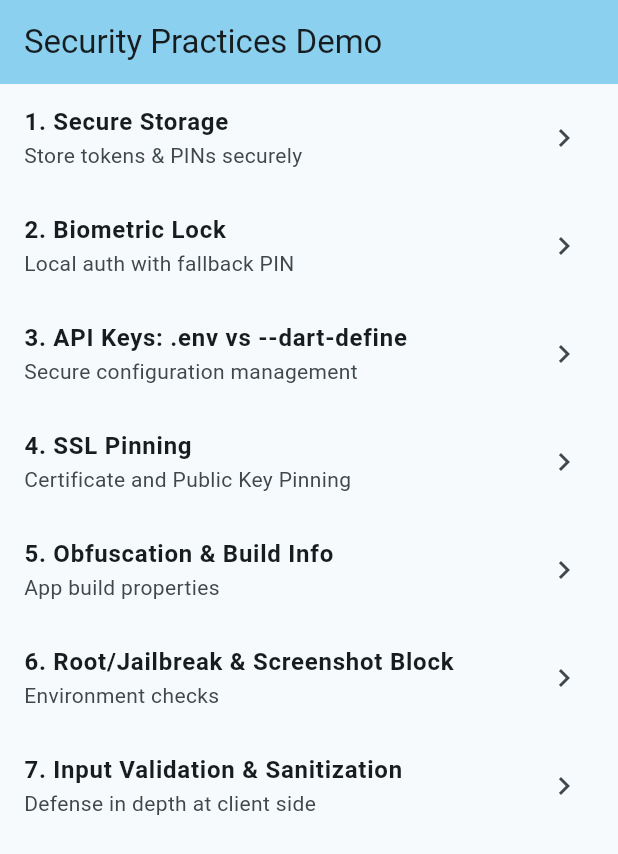
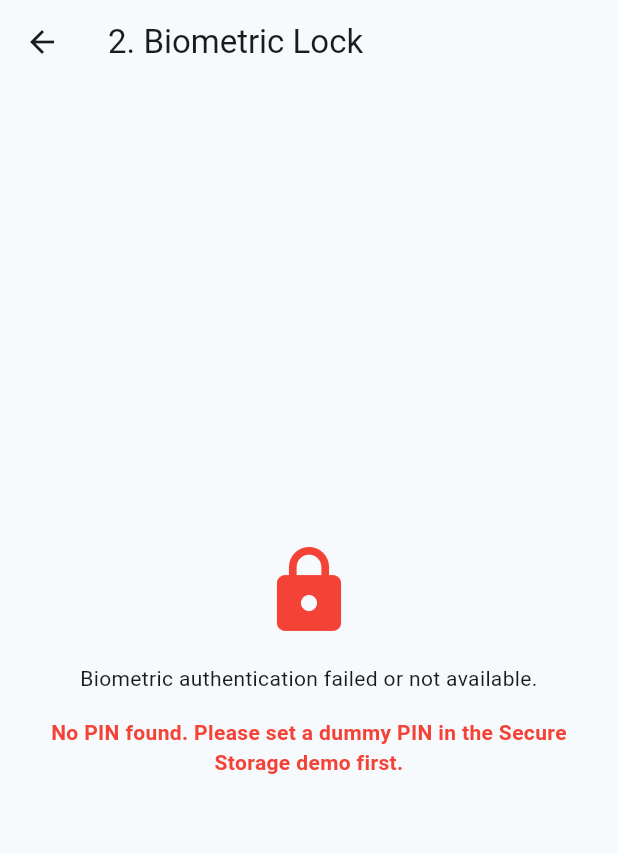
Before and after one commit to WagyuuA5/Flutter_Security_Practices, a Flutter app: the screen it shows after launch, after a tap on "2. Biometric Lock", on a phone screen of 412 x 824 dp. Shown: the top 854 px of the screen. Run offline on Flutter 3.47's test engine with Material 3 defaults, Android fonts, the phone set to English and light mode, and no system bars; our stand-ins replace flutter_secure_storage, local_auth.

Commit message:
feat: add biometric lock with fallback and auto-lock

```diff
--- /dev/null
+++ b/lib/features/biometric/presentation/biometric_lock_screen.dart
@@ -0,0 +1,180 @@
+import 'dart:async';
+import 'package:flutter/material.dart';
+import 'package:flutter/services.dart';
+import 'package:local_auth/local_auth.dart';
+import 'package:flutter_secure_storage/flutter_secure_storage.dart';
+
+class BiometricLockScreen extends StatefulWidget {
+  const BiometricLockScreen({super.key});
+
+  @override
+  State<BiometricLockScreen> createState() => _BiometricLockScreenState();
+}
+
+class _BiometricLockScreenState extends State<BiometricLockScreen> {
+  final LocalAuthentication _auth = LocalAuthentication();
+  final FlutterSecureStorage _storage = const FlutterSecureStorage();
+
+  bool _isAuthenticated = false;
+  String _pinFallback = '';
+  final TextEditingController _pinController = TextEditingController();
+
+  Timer? _idleTimer;
+  static const int _idleTimeoutSeconds = 15;
+
+  @override
+  void initState() {
+    super.initState();
+    _checkBiometric();
+  }
+
+  void _resetIdleTimer() {
+    _idleTimer?.cancel();
+    if (_isAuthenticated) {
+      _idleTimer = Timer(const Duration(seconds: _idleTimeoutSeconds), () {
+        setState(() {
+          _isAuthenticated = false;
+        });
+        ScaffoldMessenger.of(context).showSnackBar(
+          const SnackBar(content: Text('Session expired due to inactivity.')),
+        );
+      });
+    }
+  }
+
+  Future<void> _checkBiometric() async {
+    bool canCheckBiometrics = false;
+    try {
+      canCheckBiometrics = await _auth.canCheckBiometrics;
+    } on PlatformException catch (e) {
+      debugPrint(e.toString());
+    }
+
+    if (!mounted) return;
+
+    if (canCheckBiometrics) {
+      bool didAuthenticate = false;
+      try {
+        didAuthenticate = await _auth.authenticate(
+          localizedReason: 'Please authenticate to view sensitive data',
+          biometricOnly: true,
+        );
+      } on PlatformException catch (e) {
+        debugPrint(e.toString());
+      }
+
+      if (didAuthenticate) {
+        setState(() {
+          _isAuthenticated = true;
+        });
+        _resetIdleTimer();
+        return;
+      }
+    }
+
+    // Fallback to PIN
+    final savedPin = await _storage.read(key: 'dummy_pin');
+    setState(() {
+      _pinFallback = savedPin ?? '';
+    });
+  }
+
+  void _verifyPin() {
+    if (_pinController.text == _pinFallback && _pinFallback.isNotEmpty) {
+      setState(() {
+        _isAuthenticated = true;
+      });
+      _resetIdleTimer();
+    } else {
+      ScaffoldMessenger.of(context).showSnackBar(
+        const SnackBar(content: Text('Invalid PIN. Please try again.')),
+      );
+    }
+    _pinController.clear();
+  }
+
+  @override
+  void dispose() {
+    _idleTimer?.cancel();
+    _pinController.dispose();
+    super.dispose();
+  }
+
+  @override
+  Widget build(BuildContext context) {
+    return Listener(
+      onPointerDown: (_) => _resetIdleTimer(),
+      child: Scaffold(
+        appBar: AppBar(title: const Text('2. Biometric Lock')),
+        body: _isAuthenticated ? _buildSensitiveContent() : _buildFallbackLogin(),
+      ),
+    );
+  }
+
+  Widget _buildSensitiveContent() {
+    return const Center(
+      child: Column(
+        mainAxisAlignment: MainAxisAlignment.center,
+        children: [
+          Icon(Icons.lock_open, size: 64, color: Colors.green),
+          SizedBox(height: 16),
+          Text(
+            'Saldo Dummy',
+            style: TextStyle(fontSize: 24, fontWeight: FontWeight.bold),
+          ),
+          SizedBox(height: 8),
+          Text(
+            'Rp 1.000.000.000',
+            style: TextStyle(fontSize: 32, color: Colors.green),
+          ),
+          SizedBox(height: 32),
+          Text(
+            'Halaman ini akan terkunci otomatis\ndalam $_idleTimeoutSeconds detik jika tidak ada aktivitas.',
+            textAlign: TextAlign.center,
+            style: TextStyle(color: Colors.grey),
+          ),
+        ],
+      ),
+    );
+  }
+
+  Widget _buildFallbackLogin() {
+    return Padding(
+      padding: const EdgeInsets.all(16.0),
+      child: Column(
+        mainAxisAlignment: MainAxisAlignment.center,
+        children: [
+          const Icon(Icons.lock, size: 64, color: Colors.red),
+          const SizedBox(height: 16),
+          const Text(
+            'Biometric authentication failed or not available.',
+            textAlign: TextAlign.center,
+          ),
+          const SizedBox(height: 16),
+          if (_pinFallback.isNotEmpty) ...[
+            TextField(
+              controller: _pinController,
+              decoration: const InputDecoration(
+                labelText: 'Enter PIN from Secure Storage',
+                border: OutlineInputBorder(),
+              ),
+              keyboardType: TextInputType.number,
+              obscureText: true,
+            ),
+            const SizedBox(height: 16),
+            ElevatedButton(
+              onPressed: _verifyPin,
+              child: const Text('Verify PIN'),
+            ),
+          ] else ...[
+            const Text(
+              'No PIN found. Please set a dummy PIN in the Secure Storage demo first.',
+              textAlign: TextAlign.center,
+              style: TextStyle(color: Colors.red, fontWeight: FontWeight.bold),
+            ),
+          ]
+        ],
+      ),
+    );
+  }
+}
--- a/lib/main.dart
+++ b/lib/main.dart
@@ -1,3 +1,4 @@
+import 'package:flutter_security_practices/features/biometric/presentation/biometric_lock_screen.dart';
 import 'package:flutter_security_practices/features/secure_storage/presentation/secure_storage_screen.dart';
 import 'package:flutter/material.dart';
 
@@ -46,7 +47,7 @@ class HomeScreen extends StatelessWidget {
             title: '2. Biometric Lock',
             subtitle: 'Local auth with fallback PIN',
             onTap: () {
-              // TODO: Navigate to Biometric Lock Demo
+              Navigator.push(context, MaterialPageRoute(builder: (context) => const BiometricLockScreen()));
             },
           ),
           _buildMenuTile(
--- a/pubspec.yaml
+++ b/pubspec.yaml
@@ -35,6 +35,7 @@ dependencies:
   # Use with the CupertinoIcons class for iOS style icons.
   cupertino_icons: ^1.0.8
   flutter_secure_storage: ^11.1.1
+  local_auth: ^3.0.2
 
 dev_dependencies:
   flutter_test:
```
Also changed, not shown: pubspec.lock, 6 other files.
